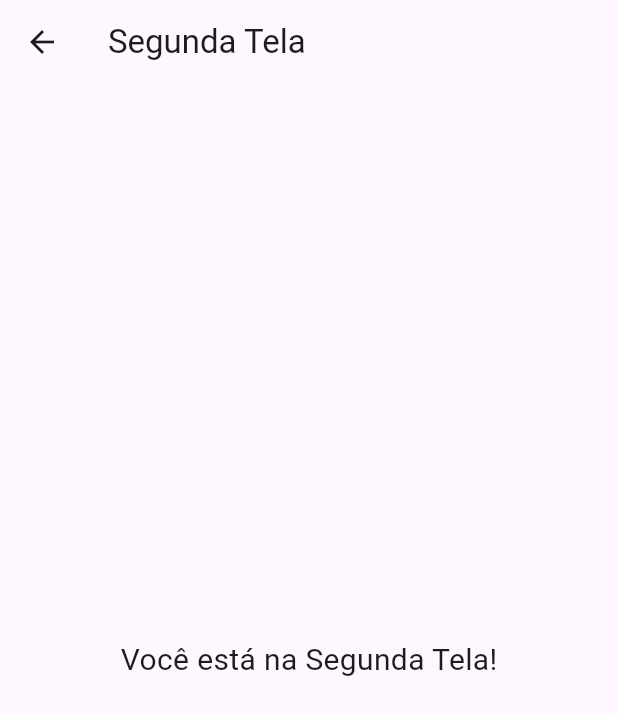
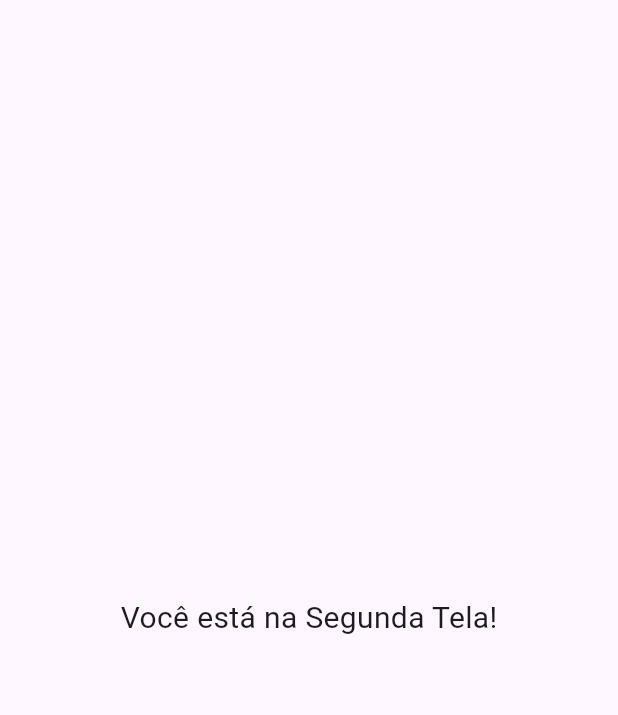
Before and after one commit to JpP3dro/app_bunco, a Flutter app: the screen it shows after launch, after a tap on "Começar", on a phone screen of 412 x 824 dp. Shown: the top 715 px of the screen. Run offline on Flutter 3.47's test engine with Material 3 defaults, Android fonts, the phone set to English and light mode, and no system bars.

Commit message:
Modificação tela de login

```diff
--- a/lib/screens/login.dart
+++ b/lib/screens/login.dart
@@ -7,9 +7,6 @@ class TelaLogin extends StatelessWidget {
   @override
   Widget build(BuildContext context) {
     return Scaffold(
-      appBar: AppBar(
-        title: const Text('Segunda Tela'),
-      ),
       body: const Center(
         child: Text(
           'Você está na Segunda Tela!',
```
